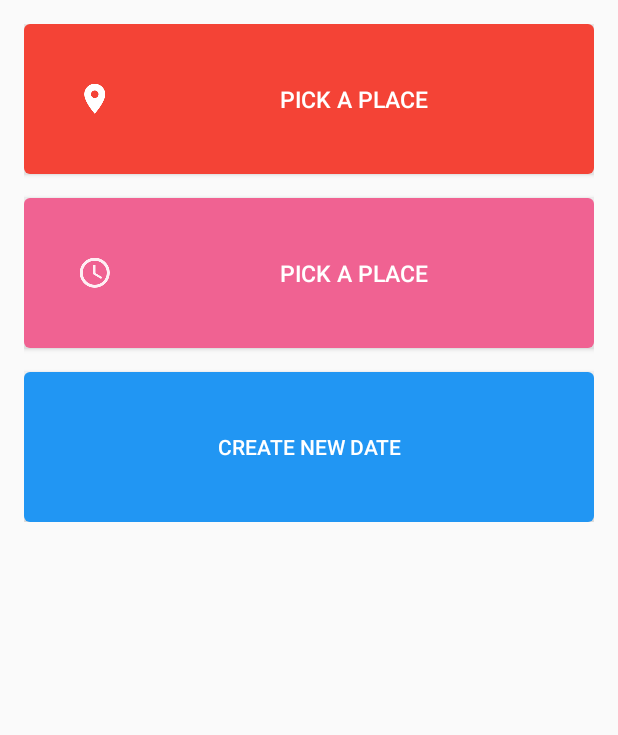
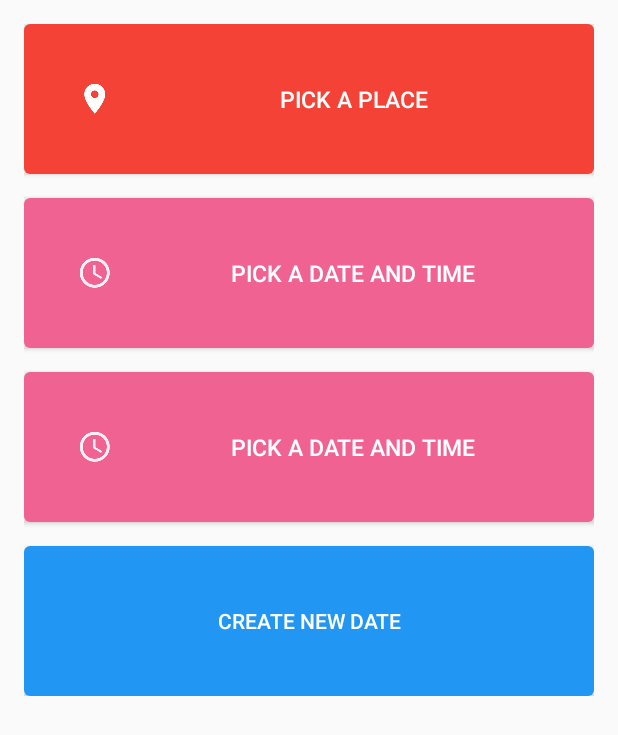
Before and after one commit to Net-Geek/Lunchr, an Android app: the CreateDateActivity screen opened directly, with no data from a screen before it, on a phone screen of 412 x 824 dp. Shown: the top 735 px of the screen. Run offline under Robolectric (Android 15) with nearby library versions, the phone set to English and light mode, and no system bars.

Commit message:
added date and time picking functionality for dates

```diff
--- a/app/src/main/res/layout/activity_create_date.xml
+++ b/app/src/main/res/layout/activity_create_date.xml
@@ -45,7 +45,7 @@
                     android:text="@string/pick_a_place"
                     android:onClick="onPickPlaceClick"
                     style="@style/Button.Location"
-                    />
+                    android:id="@+id/pick_a_place_button" />
 
             </LinearLayout>
         </android.support.v7.widget.CardView>
@@ -71,14 +71,51 @@
                 android:orientation="vertical">
 
                 <Button
+                    android:id="@+id/pick_date_button"
                     android:layout_width="match_parent"
                     android:layout_height="100dp"
                     android:drawableLeft="@drawable/ic_access_time_white_24dp"
                     android:paddingLeft="35dp"
                     android:src="@drawable/ic_location_on_black_24dp"
                     android:gravity="center"
-                    android:text="@string/pick_a_place"
-                    android:onClick="OnPickDateTimeClick"
+                    android:text="@string/pick_a_date"
+                    android:onClick="OnPickDateClick"
+                    style="@style/Button.DateTime"
+                    />
+
+            </LinearLayout>
+        </android.support.v7.widget.CardView>
+
+        <android.support.v7.widget.CardView xmlns:android="http://schemas.android.com/apk/res/android"
+            xmlns:card_view="http://schemas.android.com/apk/res-auto"
+            xmlns:tools="http://schemas.android.com/tools"
+            android:id="@+id/pick_time_cardlist"
+            android:layout_width="match_parent"
+            android:layout_height="wrap_content"
+            android:layout_marginBottom="@dimen/activity_vertical_margin"
+            android:foreground="?android:attr/selectableItemBackground"
+            android:orientation="vertical"
+            android:visibility="visible"
+            card_view:cardCornerRadius="@dimen/cardview_default_elevation"
+            card_view:cardElevation="@dimen/cardview_default_elevation"
+            android:animateLayoutChanges="true"
+            tools:visibility="visible">
+
+            <LinearLayout
+                android:layout_width="match_parent"
+                android:layout_height="match_parent"
+                android:orientation="vertical">
+
+                <Button
+                    android:id="@+id/pick_time_button"
+                    android:layout_width="match_parent"
+                    android:layout_height="100dp"
+                    android:drawableLeft="@drawable/ic_access_time_white_24dp"
+                    android:paddingLeft="35dp"
+                    android:src="@drawable/ic_location_on_black_24dp"
+                    android:gravity="center"
+                    android:text="@string/pick_a_date"
+                    android:onClick="OnPickTimeClick"
                     style="@style/Button.DateTime"
                     />
 
--- a/app/src/main/res/values/strings.xml
+++ b/app/src/main/res/values/strings.xml
@@ -34,5 +34,6 @@
     <string name="forgot_password">Forgot password?</string>
     <string name="create_new_date">Create new date</string>
     <string name="pick_a_place">Pick a place</string>
+    <string name="pick_a_date">Pick a date and time</string>
 
 </resources>
```
Also changed, not shown: app/src/main/java/edu/uc/lunchr/ui/activities/CreateDateActivity.java (+53 -1 lines), 1 other file.
